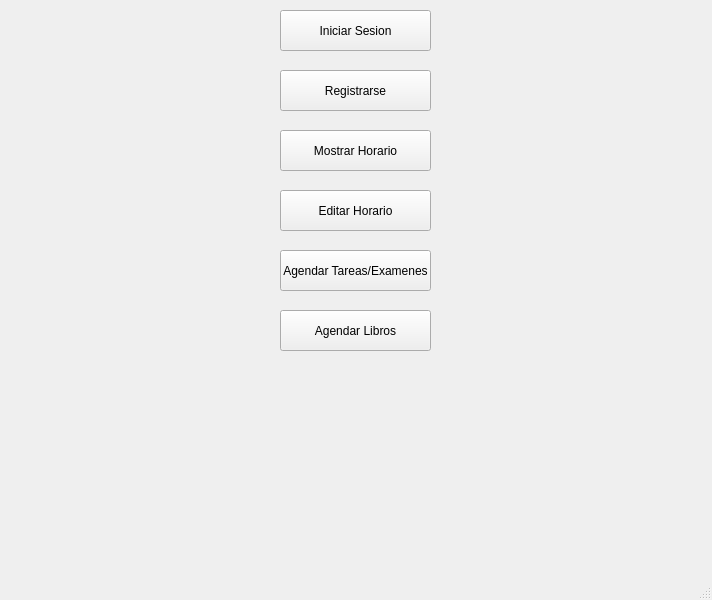
Before: the Qt Designer form main_window.ui in matedipa/Agenda-digital, drawn with Qt 5.
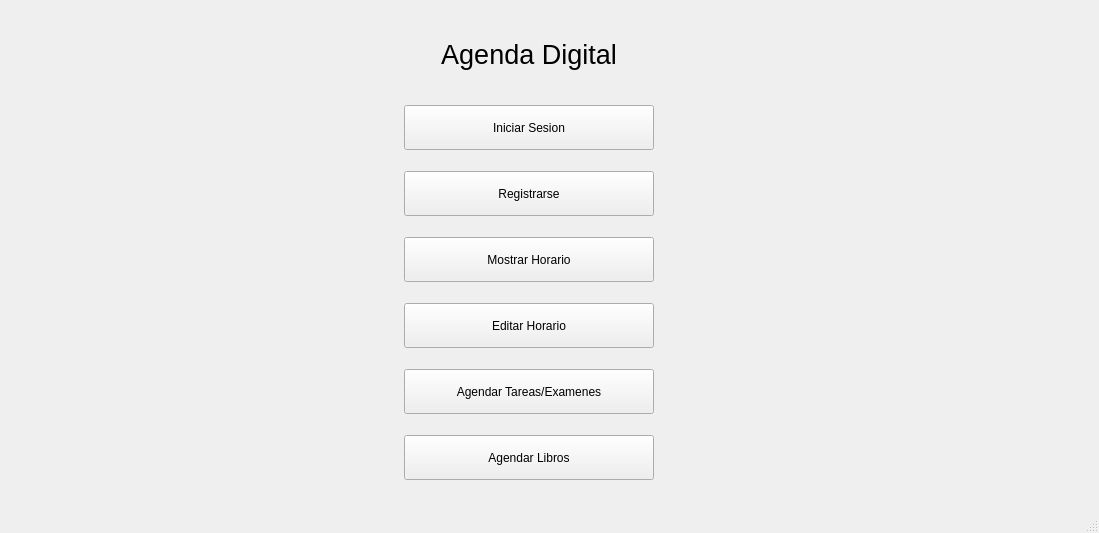
After: the same form once the commit is applied.

Commit message: Faltan colores

Diff of the .ui file:
```diff
--- a/main_window.ui
+++ b/main_window.ui
@@ -6,92 +6,150 @@
    <rect>
     <x>0</x>
     <y>0</y>
-    <width>712</width>
-    <height>600</height>
+    <width>1099</width>
+    <height>533</height>
    </rect>
   </property>
   <property name="windowTitle">
    <string>MainWindow</string>
   </property>
   <widget class="QWidget" name="centralwidget">
+   <layout class="QGridLayout" name="gridLayout">
+    <item row="1" column="0" rowspan="6">
+     <spacer name="verticalSpacer">
+      <property name="orientation">
+       <enum>Qt::Orientation::Vertical</enum>
+      </property>
+      <property name="sizeHint" stdset="0">
+       <size>
+        <width>248</width>
+        <height>538</height>
+       </size>
+      </property>
+     </spacer>
+    </item>
+    <item row="2" column="1">
+     <widget class="QPushButton" name="pushButton_7">
+      <property name="maximumSize">
+       <size>
+        <width>16777215</width>
+        <height>45</height>
+       </size>
+      </property>
+      <property name="text">
+       <string>Registrarse</string>
+      </property>
+     </widget>
+    </item>
+    <item row="5" column="1">
    <widget class="QPushButton" name="pushButton_3">
-    <property name="geometry">
-     <rect>
-      <x>280</x>
-      <y>250</y>
-      <width>151</width>
-      <height>41</height>
-     </rect>
+      <property name="maximumSize">
+       <size>
+        <width>16777215</width>
+        <height>45</height>
+       </size>
     </property>
     <property name="text">
      <string>Agendar Tareas/Examenes</string>
     </property>
    </widget>
+    </item>
+    <item row="3" column="1">
+     <widget class="QPushButton" name="pushButton_6">
+      <property name="maximumSize">
+       <size>
+        <width>16777215</width>
+        <height>45</height>
+       </size>
+      </property>
+      <property name="text">
+       <string>Mostrar Horario</string>
+      </property>
+     </widget>
+    </item>
+    <item row="4" column="1">
    <widget class="QPushButton" name="pushButton_4">
-    <property name="geometry">
-     <rect>
-      <x>280</x>
-      <y>190</y>
-      <width>151</width>
-      <height>41</height>
-     </rect>
+      <property name="maximumSize">
+       <size>
+        <width>16777215</width>
+        <height>45</height>
+       </size>
     </property>
     <property name="text">
      <string>Editar Horario</string>
     </property>
    </widget>
+    </item>
+    <item row="6" column="1">
    <widget class="QPushButton" name="pushButton_5">
-    <property name="geometry">
-     <rect>
-      <x>280</x>
-      <y>310</y>
-      <width>151</width>
-      <height>41</height>
-     </rect>
+      <property name="maximumSize">
+       <size>
+        <width>16777215</width>
+        <height>45</height>
+       </size>
     </property>
     <property name="text">
      <string>Agendar Libros</string>
     </property>
    </widget>
-   <widget class="QPushButton" name="pushButton_6">
-    <property name="geometry">
-     <rect>
-      <x>280</x>
-      <y>130</y>
-      <width>151</width>
-      <height>41</height>
-     </rect>
-    </property>
-    <property name="text">
-     <string>Mostrar Horario</string>
-    </property>
-   </widget>
-   <widget class="QPushButton" name="pushButton_7">
-    <property name="geometry">
-     <rect>
-      <x>280</x>
-      <y>70</y>
-      <width>151</width>
-      <height>41</height>
-     </rect>
-    </property>
-    <property name="text">
-     <string>Registrarse</string>
-    </property>
-   </widget>
+    </item>
+    <item row="1" column="2" rowspan="6">
+     <spacer name="verticalSpacer_2">
+      <property name="orientation">
+       <enum>Qt::Orientation::Vertical</enum>
+      </property>
+      <property name="sizeHint" stdset="0">
+       <size>
+        <width>288</width>
+        <height>538</height>
+       </size>
+      </property>
+     </spacer>
+    </item>
+    <item row="1" column="1">
    <widget class="QPushButton" name="pushButton_8">
-    <property name="geometry">
-     <rect>
-      <x>280</x>
-      <y>10</y>
-      <width>151</width>
-      <height>41</height>
-     </rect>
+      <property name="maximumSize">
+       <size>
+        <width>16777215</width>
+        <height>45</height>
+       </size>
     </property>
     <property name="text">
      <string>Iniciar Sesion</string>
     </property>
    </widget>
+    </item>
+    <item row="0" column="1">
+     <widget class="QLabel" name="label">
+      <property name="maximumSize">
+       <size>
+        <width>250</width>
+        <height>60</height>
+       </size>
+      </property>
+      <property name="font">
+       <font>
+        <pointsize>20</pointsize>
+       </font>
+      </property>
+      <property name="layoutDirection">
+       <enum>Qt::LayoutDirection::LeftToRight</enum>
+      </property>
+      <property name="lineWidth">
+       <number>5</number>
+      </property>
+      <property name="text">
+       <string>Agenda Digital</string>
+      </property>
+      <property name="textFormat">
+       <enum>Qt::TextFormat::MarkdownText</enum>
+      </property>
+      <property name="alignment">
+       <set>Qt::AlignmentFlag::AlignCenter</set>
+      </property>
+     </widget>
+    </item>
+   </layout>
   </widget>
   <widget class="QMenuBar" name="menubar">
    <property name="geometry">
```
Left out of the diff: 2 changed lines with no effect on the pictures. Lines whose indentation alone changed are shown as unchanged. The commit also changes 2 other files.
